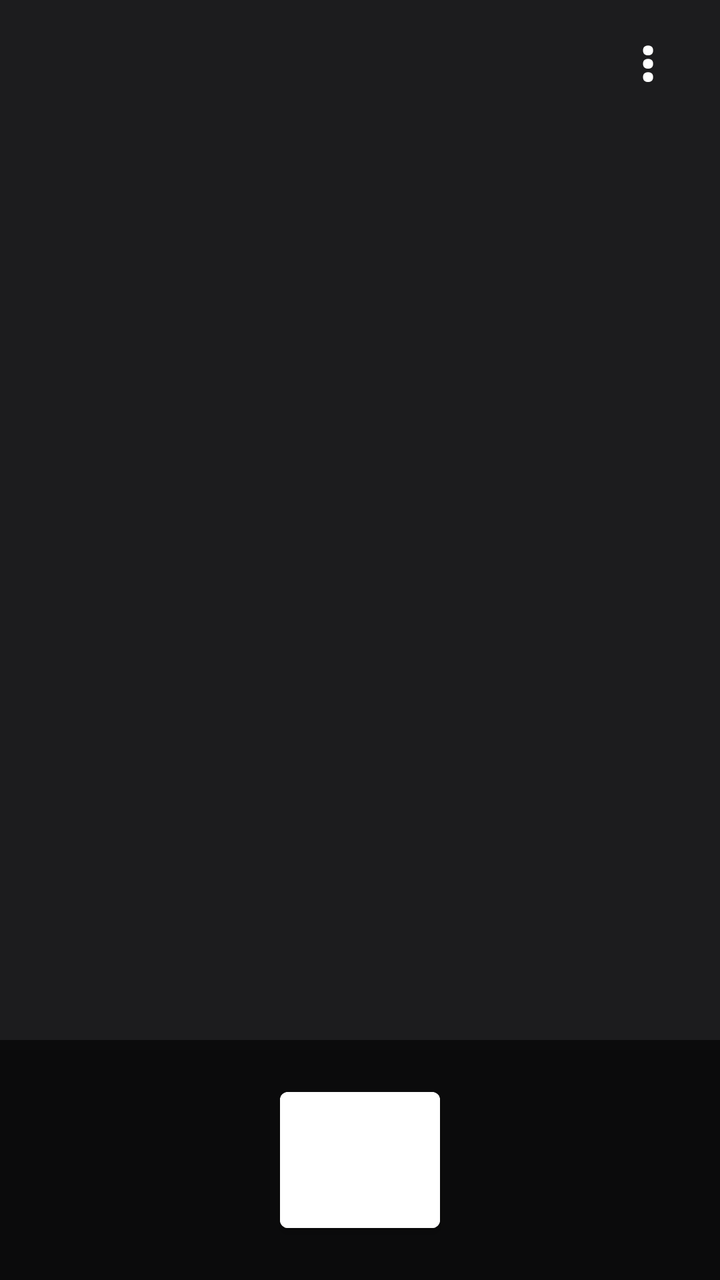
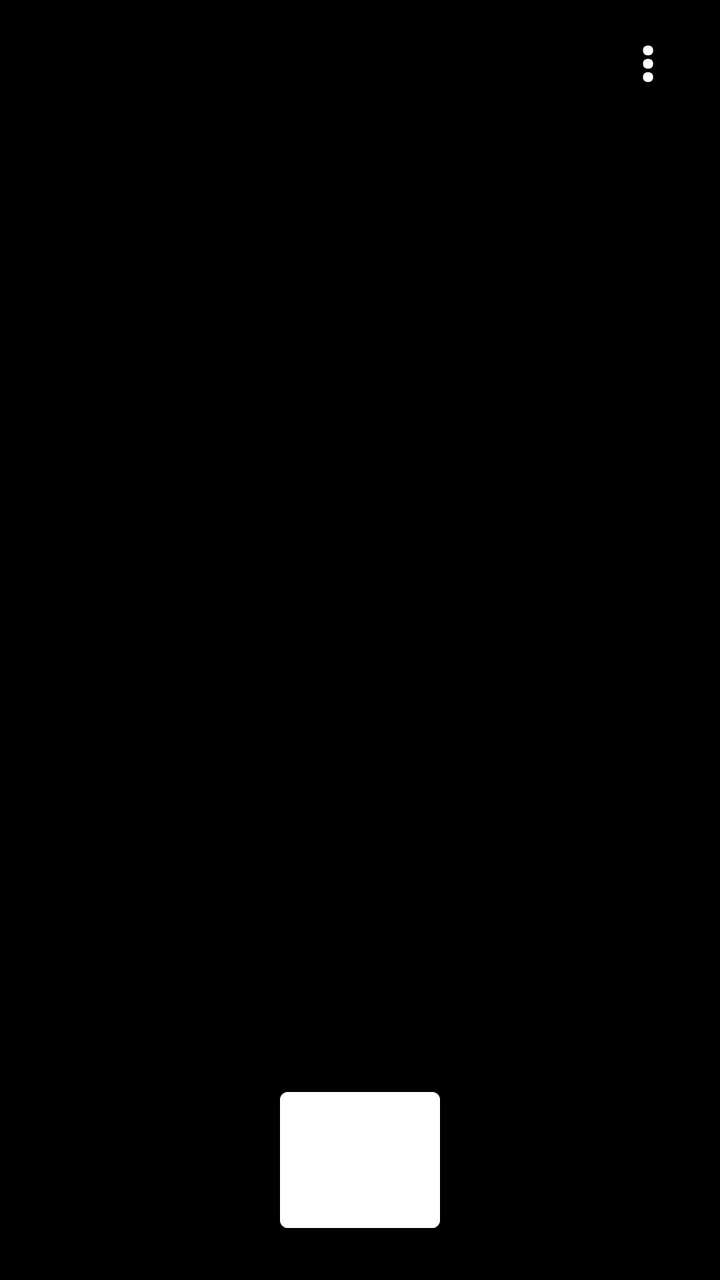

Screens rendered from an Android XML layout before and after an edit, with the pre-edit source and the edit as a unified diff.
<!-- AndroidManifest.xml: application theme Theme.MaterialComponents.DayNight.NoActionBar -->
<!-- res/layout/activity_main.xml -->
<?xml version="1.0" encoding="utf-8"?>
<RelativeLayout xmlns:android="http://schemas.android.com/apk/res/android"
    android:layout_width="match_parent"
    android:layout_height="match_parent"
    android:background="#000000">

    
    <View
        android:id="@+id/cameraPreview"
        android:layout_width="match_parent"
        android:layout_height="match_parent"
        android:background="#1C1C1E"/>

    
    <LinearLayout
        android:layout_width="match_parent"
        android:layout_height="60dp"
        android:orientation="horizontal"
        android:gravity="end|center_vertical"
        android:paddingHorizontal="16dp">

        <TextView
            android:id="@+id/btnThreeDots"
            android:layout_width="40dp"
            android:layout_height="40dp"
            android:text="⋮"
            android:textColor="#FFFFFF"
            android:textSize="28sp"
            android:textStyle="bold"
            android:gravity="center"
            android:background="?attr/selectableItemBackgroundBorderless"/>

    </LinearLayout>

    
    <LinearLayout
        android:layout_width="match_parent"
        android:layout_height="120dp"
        android:layout_alignParentBottom="true"
        android:orientation="horizontal"
        android:gravity="center"
        android:background="#99000000">

        <Button
            android:id="@+id/btnCapture"
            android:layout_width="80dp"
            android:layout_height="80dp"
            android:backgroundTint="#FFFFFF"
            android:elevation="4dp"/>

    </LinearLayout>

</RelativeLayout>
<!-- resources referenced by this layout -->
<resources>

</resources>

<!-- the commit's change to res/layout/activity_main.xml (unified diff, before → after) -->
@@ -5,11 +5,10 @@
     android:background="#000000">
 
     
-    <View
-        android:id="@+id/cameraPreview"
+    <TextureView
+        android:id="@+id/textureView"
         android:layout_width="match_parent"
-        android:layout_height="match_parent"
-        android:background="#1C1C1E"/>
+        android:layout_height="match_parent"/>
 
     
     <LinearLayout
